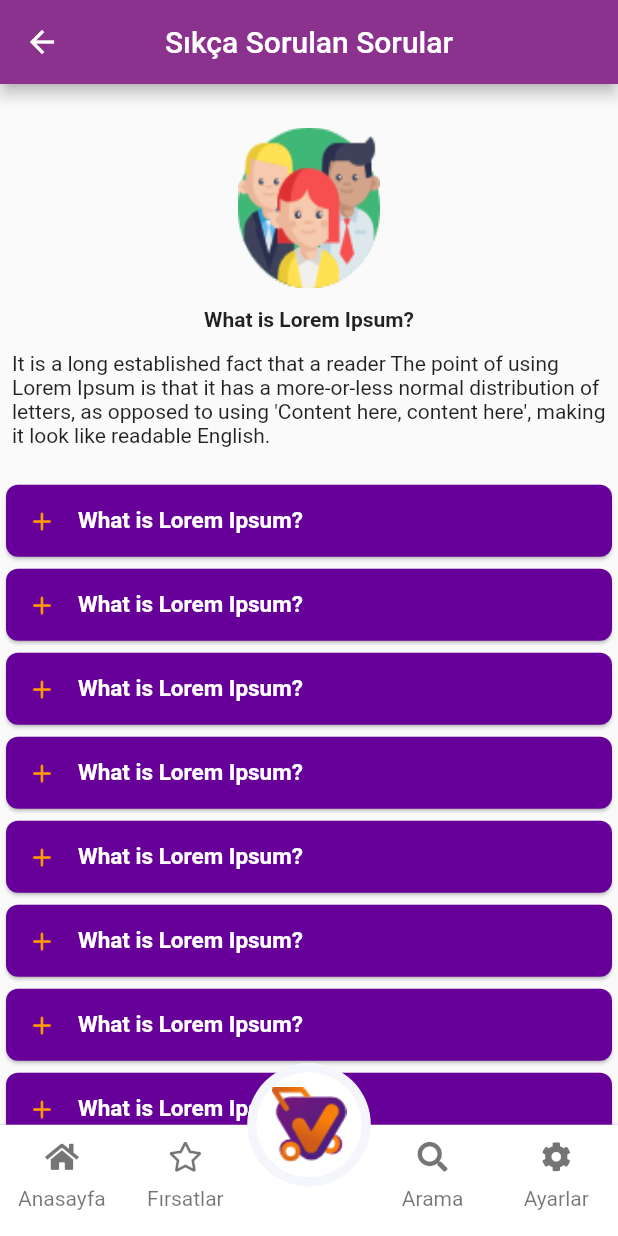
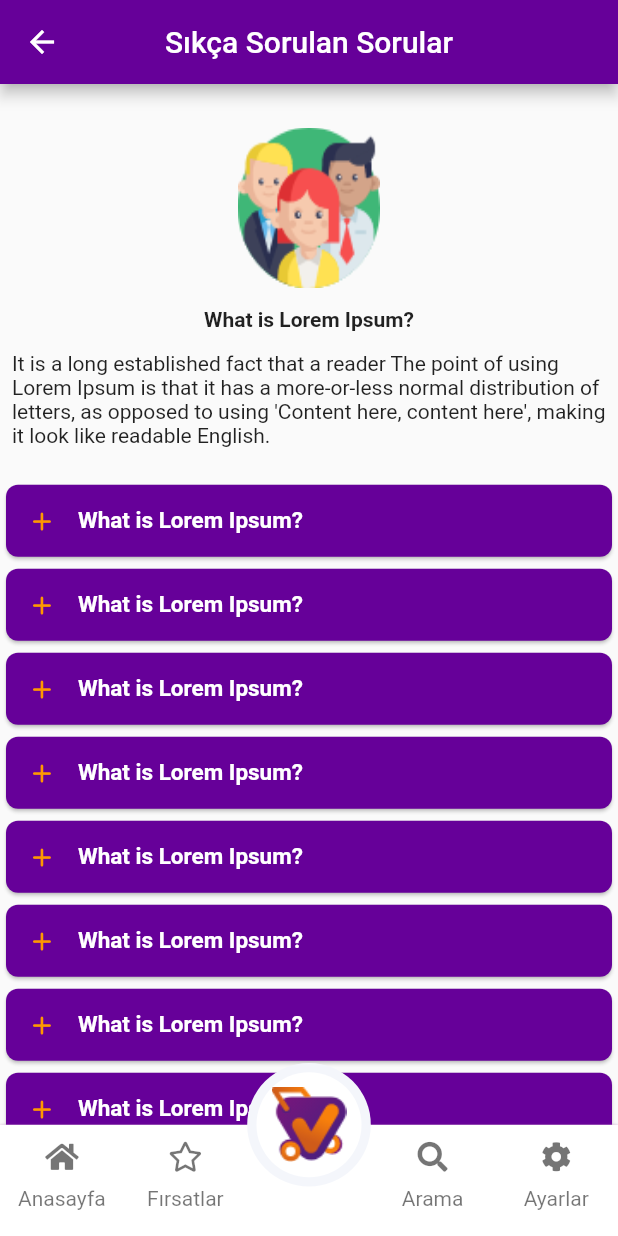
Before and after one commit to tolgabaskesen/vergelsinFirsat, a Flutter app: the SikcaSorulanSorularScreen screen opened by its route, on a phone screen of 412 x 824 dp. Run offline on Flutter 3.47's test engine with Material 2 defaults, Android fonts, the phone set to English and light mode, and no system bars; drawn by our look-alikes of auto_size_text; our stand-ins replace carousel_slider, font_awesome_flutter, google_maps_flutter, pinput, youtube_player_flutter.

Commit message:
ufak düzenleme yapıldı

```diff
--- a/lib/screens/hakkimizda_screen.dart
+++ b/lib/screens/hakkimizda_screen.dart
@@ -1,6 +1,7 @@
 import 'package:carousel_slider/carousel_slider.dart';
 import 'package:flutter/material.dart';
 import 'package:vergelsinfirsat/screens/deneme_screen.dart';
+import 'package:vergelsinfirsat/utils/color.dart';
 import 'package:youtube_player_flutter/youtube_player_flutter.dart';
 
 class HakkimizdaScreen extends StatefulWidget {
@@ -72,6 +73,7 @@ class _HakkimizdaScreenState extends State<HakkimizdaScreen> {
       appBar: AppBar(
         title: Text("Hakkımızda"),
         centerTitle: true,
+         backgroundColor: anaRenkKoyu,
       ),
       body: SingleChildScrollView(
         child: Column(
--- a/lib/screens/sikca_sorulan_sorular_screen.dart
+++ b/lib/screens/sikca_sorulan_sorular_screen.dart
@@ -1,6 +1,7 @@
 import 'package:flutter/material.dart';
 import 'package:vergelsinfirsat/classes/sorularim.dart';
 import 'package:vergelsinfirsat/screens/deneme_screen.dart';
+import 'package:vergelsinfirsat/utils/color.dart';
 import 'package:vergelsinfirsat/widgets/soru_kart.dart';
 
 class SikcaSorulanSorularScreen extends StatefulWidget {
@@ -19,6 +20,7 @@ class _SikcaSorulanSorularScreenState extends State<SikcaSorulanSorularScreen> {
       appBar: AppBar(
         title: Text("Sıkça Sorulan Sorular"),
         centerTitle: true,
+        backgroundColor: anaRenkKoyu,
       ),
       body: SingleChildScrollView(
         child: Column(
```
